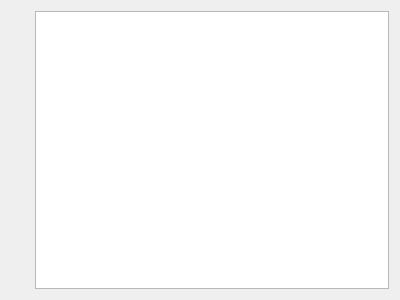
First picture: the form in src/airunner/components/document_editor/gui/templates/document_editor.ui, repository Capsize-Games/airunner, before the edit.
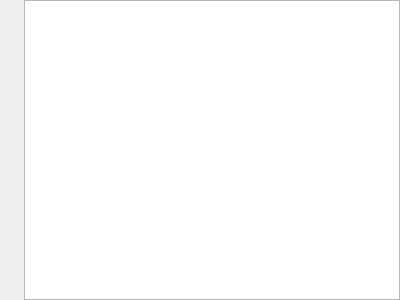
Second picture: the form after the edit.

The edit to the form file:
```diff
--- a/src/airunner/components/document_editor/gui/templates/document_editor.ui
+++ b/src/airunner/components/document_editor/gui/templates/document_editor.ui
@@ -14,6 +14,18 @@
    <string>Form</string>
   </property>
   <layout class="QGridLayout" name="gridLayout">
+   <property name="leftMargin">
+    <number>0</number>
+   </property>
+   <property name="topMargin">
+    <number>0</number>
+   </property>
+   <property name="rightMargin">
+    <number>0</number>
+   </property>
+   <property name="bottomMargin">
+    <number>0</number>
+   </property>
    <item row="0" column="0">
     <widget class="QWidget" name="lines" native="true">
      <layout class="QVBoxLayout" name="line_numbers"/>
```
